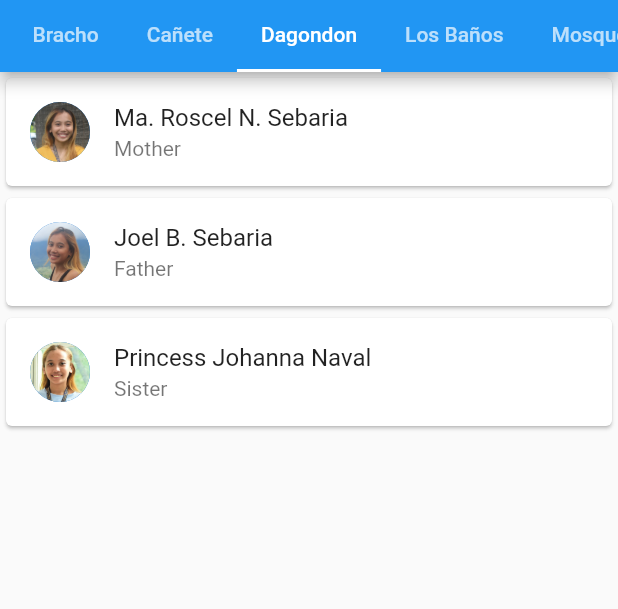
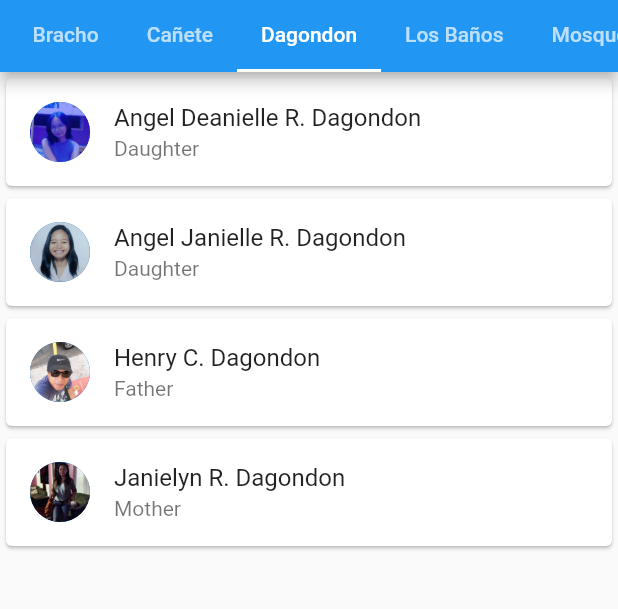
Before and after one commit to naabbiiee/MobProg_InnovativeTaskGroup1, a Flutter app: the screen it shows after launch, tab 4 chosen, on a phone screen of 412 x 824 dp, the part 84-693 px from its top. Run offline on Flutter 3.47's test engine with Material 2 defaults, Android fonts, the phone set to English and light mode, and no system bars; missing offline and left inert: footer.

Commit message:
dagondon pushing

```diff
--- a/lib/home.dart
+++ b/lib/home.dart
@@ -3,6 +3,7 @@ import 'package:flutter/material.dart';
 import 'package:innovativetaskgroupone/memberTab/tabbacala.dart';
 import 'package:innovativetaskgroupone/memberTab/tabbracho.dart';
 import 'package:innovativetaskgroupone/memberTab/tabcanete.dart';
+import 'package:innovativetaskgroupone/memberTab/tabdagondon.dart';
 import 'package:innovativetaskgroupone/memberTab/tablosbanos.dart';
 import 'package:innovativetaskgroupone/memberTab/tabong.dart';
 
@@ -75,7 +76,7 @@ class _HomeState extends State<Home> with SingleTickerProviderStateMixin{
           TabBacala(),
           TabBracho(),
           TabCanete(),
-          TabNaval(),
+          TabDagondon(),
           TabLosBanos(),
           TabNaval(),
           TabNaval(),
--- /dev/null
+++ b/lib/memberTab/tabdagondon.dart
@@ -0,0 +1,80 @@
+import 'package:flutter/material.dart';
+import 'package:innovativetaskgroupone/model/slideleft.dart';
+import 'package:innovativetaskgroupone/profile.dart';
+
+import '../model/person.dart';
+
+class TabDagondon extends StatefulWidget {
+
+  const TabDagondon({Key? key}) : super(key: key);
+
+  @override
+  State<TabDagondon> createState() => _TabDagondonState();
+}
+
+class _TabDagondonState extends State<TabDagondon> {
+
+  List<Person> listdagondon = [
+    Person(
+        leading: 'assets/dagondon/d.jpg',
+        name: 'Angel Deanielle R. Dagondon',
+        relationship: 'Daughter',
+        occupation: 'Student',
+        birthdate: 'September 10, 2001',
+        age: 21
+
+    ),
+    Person(
+        leading: 'assets/dagondon/j.jpg',
+        name: 'Angel Janielle R. Dagondon',
+        relationship: 'Daughter',
+        occupation: 'Student',
+        birthdate: 'September 10, 2001',
+        age: 21
+    ),
+    Person(
+        leading: 'assets/dagondon/pa.jpg',
+        name: 'Henry C. Dagondon',
+        relationship: 'Father',
+        occupation: 'Unemployed',
+        birthdate: 'February 10, 1975',
+        age: 47
+    ),
+    Person(
+        leading: 'assets/dagondon/mom.jpg',
+        name: 'Janielyn R. Dagondon',
+        relationship: 'Mother',
+        occupation: 'Housewife',
+        birthdate: 'January 31, 1976',
+        age: 46
+
+    )
+  ];
+
+  @override
+  Widget build(BuildContext context) {
+    return Scaffold(
+        body: ListView.builder(
+          itemCount: listdagondon.length,
+          itemBuilder: (BuildContext context, index) {
+            final dagondon = listdagondon[index];
+            return Card(
+              child: ListTile(
+                  leading: CircleAvatar(
+                    radius: 20,
+                    backgroundImage: AssetImage(dagondon.leading),
+                  ),
+                  title: Text(dagondon.name),
+                  subtitle: Text(dagondon.relationship),
+                  onTap: () {
+                    Navigator.push(
+                      context, SlideLeft(page: Profile(details: dagondon)),
+                    );
+                  }
+              ),
+            );
+          },
+        )
+    );
+  }
+}
```
Also changed, not shown: pubspec.yaml (+11 -15 lines), assets/dagondon/d.jpg (added), assets/dagondon/j.jpg (added), assets/dagondon/mom.jpg (added), assets/dagondon/pa.jpg (added).
